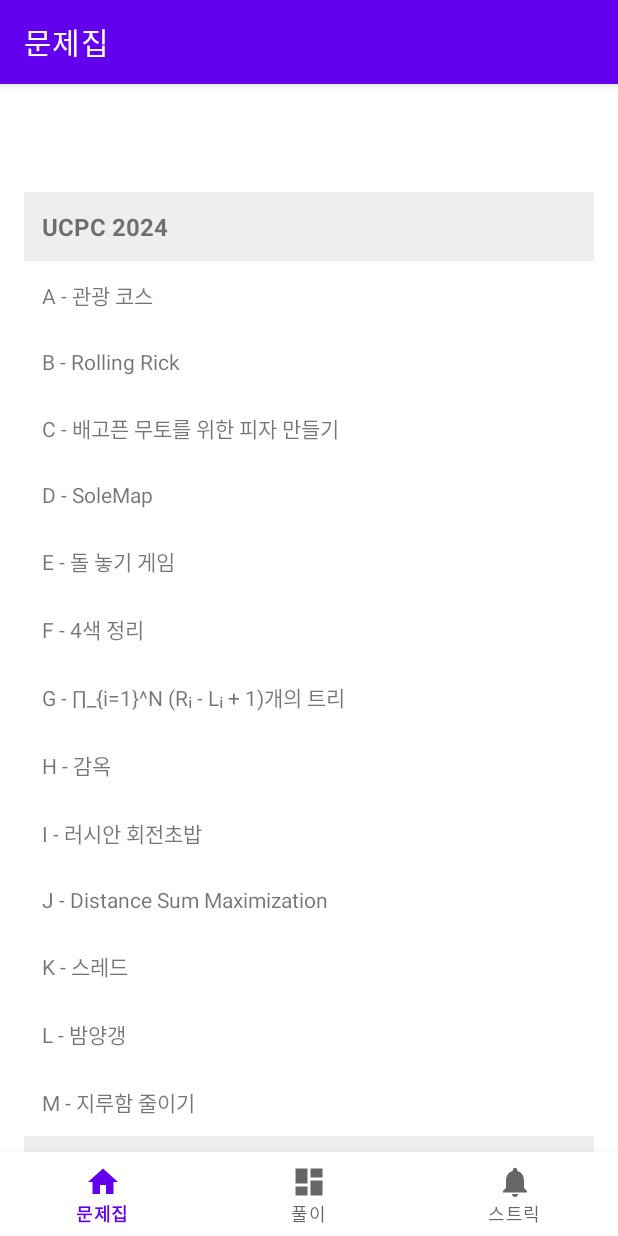
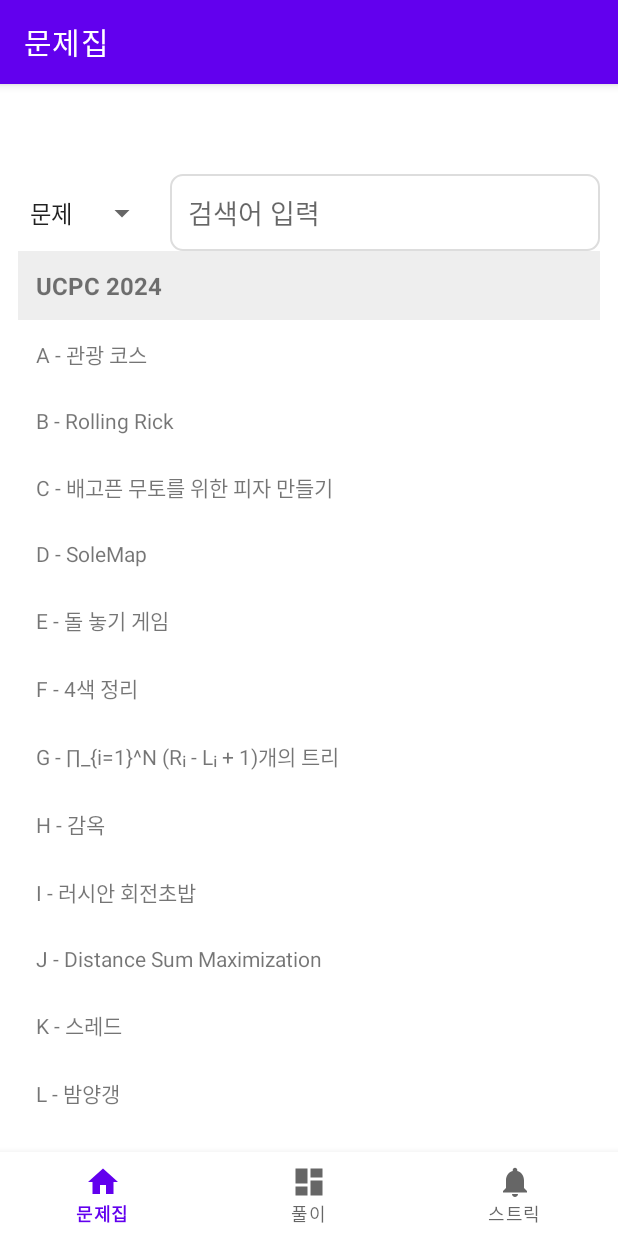
Before and after one commit to mathison0/madcamp1, an Android app: the screen it shows after launch (MainActivity), on a phone screen of 412 x 824 dp. Run offline under Robolectric (Android 15) with nearby library versions, the phone set to English and light mode, and no system bars; our stand-ins replace navigation-ui.

Commit message:
문제집 검색 기능 구현

```diff
--- a/app/src/main/java/com/example/madcamp1/ui/tab1/ProblemListAdapter.kt
+++ b/app/src/main/java/com/example/madcamp1/ui/tab1/ProblemListAdapter.kt
@@ -1,5 +1,6 @@
 package com.example.madcamp1.ui.tab1
 
+import android.util.Log
 import android.view.LayoutInflater
 import android.view.View
 import android.view.ViewGroup
@@ -7,8 +8,12 @@ import android.widget.TextView
 import androidx.recyclerview.widget.RecyclerView
 import com.example.madcamp1.R
 import com.example.madcamp1.data.ProblemListItem
+import com.example.madcamp1.databinding.ItemHeaderBinding
+import com.example.madcamp1.databinding.ItemProblemBinding
 
-class ProblemListAdapter(private val items: List<ProblemListItem>) :
+class ProblemListAdapter(
+    private var items: List<ProblemListItem>,
+    private val onHeaderClick: ((ProblemListItem.Header) -> Unit)? = null) :
     RecyclerView.Adapter<RecyclerView.ViewHolder>() {
 
     companion object {
@@ -25,36 +30,44 @@ class ProblemListAdapter(private val items: List<ProblemListItem>) :
 
     override fun onCreateViewHolder(parent: ViewGroup, viewType: Int): RecyclerView.ViewHolder {
         return if (viewType == TYPE_HEADER) {
-            val view = LayoutInflater.from(parent.context)
-                .inflate(R.layout.item_header, parent, false)
-            HeaderViewHolder(view)
+            val binding = ItemHeaderBinding.inflate(LayoutInflater.from(parent.context), parent, false)
+            HeaderViewHolder(binding)
         } else {
-            val view = LayoutInflater.from(parent.context)
-                .inflate(R.layout.item_problem, parent, false)
-            ItemViewHolder(view)
+            val binding = ItemProblemBinding.inflate(LayoutInflater.from(parent.context), parent, false)
+            ItemViewHolder(binding)
         }
     }
 
     override fun getItemCount() = items.size
 
     override fun onBindViewHolder(holder: RecyclerView.ViewHolder, position: Int) {
+        Log.d("RecyclerView", "onBindViewHolder position=$position, item=${items[position]}")
         when (val item = items[position]) {
             is ProblemListItem.Header -> (holder as HeaderViewHolder).bind(item)
             is ProblemListItem.Item -> (holder as ItemViewHolder).bind(item)
         }
     }
 
-    class HeaderViewHolder(itemView: View) : RecyclerView.ViewHolder(itemView) {
-        private val textView: TextView = itemView.findViewById(R.id.text_header)
+    fun updateList(newList: List<ProblemListItem>) {
+        items = newList
+        notifyDataSetChanged()
+    }
+
+
+    inner class HeaderViewHolder(private val binding: ItemHeaderBinding) :
+        RecyclerView.ViewHolder(binding.root) {
         fun bind(header: ProblemListItem.Header) {
-            textView.text = header.title
+            binding.textViewHeader.text = header.title
+            binding.root.setOnClickListener {
+                onHeaderClick?.invoke(header)  // 클릭 시 콜백 호출
+            }
         }
     }
 
-    class ItemViewHolder(itemView: View) : RecyclerView.ViewHolder(itemView) {
-        private val textView: TextView = itemView.findViewById(R.id.text_problem)
+    class ItemViewHolder(private val binding: ItemProblemBinding) :
+        RecyclerView.ViewHolder(binding.root) {
         fun bind(item: ProblemListItem.Item) {
-            textView.text = item.name
+            binding.textProblem.text = item.name
         }
     }
 }
--- a/app/src/main/java/com/example/madcamp1/ui/tab1/Tab1Fragment.kt
+++ b/app/src/main/java/com/example/madcamp1/ui/tab1/Tab1Fragment.kt
@@ -14,6 +14,11 @@ import com.google.gson.Gson
 import com.google.gson.reflect.TypeToken
 import android.content.Context
 import com.example.madcamp1.data.JsonProblem
+import android.text.TextWatcher
+import android.text.Editable
+import android.util.Log
+import android.widget.ArrayAdapter
+import com.example.madcamp1.R
 
 
 class Tab1Fragment : Fragment() {
@@ -23,6 +28,9 @@ class Tab1Fragment : Fragment() {
     // This property is only valid between onCreateView and
     // onDestroyView.
     private val binding get() = _binding!!
+
+    private lateinit var fullList: List<ProblemListItem>
+    private lateinit var adapter: ProblemListAdapter
 
     // JSON 로드 함수
     private fun loadProblemsFromJson(context: Context): List<ProblemListItem> {
@@ -52,15 +60,84 @@ class Tab1Fragment : Fragment() {
         _binding = FragmentTab1Binding.inflate(inflater, container, false)
         val root: View = binding.root
 
-        // JSON 파싱 후 RecyclerView 세팅
-        val problemList = loadProblemsFromJson(requireContext())
-        val adapter = ProblemListAdapter(problemList)
+        // 전체 리스트 초기화
+        fullList = loadProblemsFromJson(requireContext())
 
+        // 1. 어댑터 설정 시 클릭 리스너 전달
+        adapter = ProblemListAdapter(fullList) { header ->
+            showProblemsUnderHeader(header)
+        }
         binding.recyclerView.layoutManager = LinearLayoutManager(requireContext())
         binding.recyclerView.adapter = adapter
 
+        // 스피너 설정
+        ArrayAdapter.createFromResource(
+            requireContext(),
+            R.array.search_filter_options,
+            android.R.layout.simple_spinner_item
+        ).also { spinnerAdapter ->
+            spinnerAdapter.setDropDownViewResource(android.R.layout.simple_spinner_dropdown_item)
+            binding.spinnerFilter.adapter = spinnerAdapter
+        }
+
+        // 검색 기능
+        binding.editSearch.addTextChangedListener(object : TextWatcher {
+            override fun afterTextChanged(s: Editable?) {
+                val query = s.toString().trim()
+                val selectedOption = binding.spinnerFilter.selectedItem.toString()
+
+                val result = mutableListOf<ProblemListItem>()
+                if (query.isBlank()) {
+                    result.addAll(fullList)
+                } else {
+                    when (selectedOption) {
+                        "문제" -> {
+                            result.addAll(
+                                fullList.filter {
+                                    it is ProblemListItem.Item && it.name.contains(query, ignoreCase = true)
+                                }
+                            )
+                        }
+                        "대회" -> {
+                            result.addAll(
+                                fullList.filter {
+                                    it is ProblemListItem.Header && it.title.contains(query, ignoreCase = true)
+                                }
+                            )
+                        }
+                    }
+                }
+                adapter.updateList(result)
+                Log.d("Tab1Fragment", "업데이트 리스트 크기: ${result.size}")
+            }
+
+            override fun beforeTextChanged(s: CharSequence?, start: Int, count: Int, after: Int) {}
+            override fun onTextChanged(s: CharSequence?, start: Int, before: Int, count: Int) {}
+        })
+
+        adapter.updateList(fullList)
+        Log.d("Tab1Fragment", "초기 리스트 크기: ${fullList.size}")
+
         return root
     }
+
+    private fun showProblemsUnderHeader(selectedHeader: ProblemListItem.Header) {
+        val expandedList = mutableListOf<ProblemListItem>()
+        var inSection = false
+        for (item in fullList) {
+            when (item) {
+                is ProblemListItem.Header -> {
+                    inSection = item.title == selectedHeader.title
+                    if (inSection) expandedList.add(item)
+                }
+                is ProblemListItem.Item -> {
+                    if (inSection) expandedList.add(item)
+                }
+            }
+        }
+        adapter.updateList(expandedList)
+    }
+
 
     override fun onDestroyView() {
         super.onDestroyView()
--- /dev/null
+++ b/app/src/main/res/drawable/search_box_bg.xml
@@ -0,0 +1,10 @@
+<?xml version="1.0" encoding="utf-8"?>
+<shape xmlns:android="http://schemas.android.com/apk/res/android"
+    android:shape="rectangle">
+
+    <solid android:color="#FFFFFF" /> <!-- 배경색: 흰색 -->
+    <corners android:radius="8dp" />  <!-- 모서리 둥글게 -->
+    <stroke
+        android:width="1dp"
+        android:color="#DDDDDD" />     <!-- 테두리 회색 -->
+</shape>
--- a/app/src/main/res/layout/fragment_tab1.xml
+++ b/app/src/main/res/layout/fragment_tab1.xml
@@ -7,14 +7,52 @@
     android:fitsSystemWindows="true"
     tools:context=".ui.tab1.Tab1Fragment">
 
-    <!-- RecyclerView -->
-    <androidx.recyclerview.widget.RecyclerView
-        android:id="@+id/recyclerView"
+    <!-- 드롭다운 + 검색창 -->
+    <LinearLayout
+        android:id="@+id/search_bar_container"
         android:layout_width="0dp"
-        android:layout_height="0dp"
+        android:layout_height="wrap_content"
+        android:orientation="horizontal"
+        android:layout_marginStart="12dp"
+        android:layout_marginEnd="12dp"
+        android:layout_marginTop="4dp"
         app:layout_constraintTop_toTopOf="parent"
         app:layout_constraintStart_toStartOf="parent"
-        app:layout_constraintEnd_toEndOf="parent"
-        app:layout_constraintBottom_toBottomOf="parent"
-        android:layout_margin="16dp" />
+        app:layout_constraintEnd_toEndOf="parent">
+
+        <!-- 검색 기준 선택 스피너 -->
+        <Spinner
+            android:id="@+id/spinner_filter"
+            android:layout_width="wrap_content"
+            android:layout_height="wrap_content"
+            android:entries="@array/search_filter_options"
+            android:layout_marginEnd="8dp"
+            />
+
+        <!-- 검색창 -->
+        <EditText
+            android:id="@+id/edit_search"
+            android:layout_width="0dp"
+            android:layout_height="wrap_content"
+            android:layout_weight="1"
+            android:hint="검색어 입력"
+            android:padding="12dp"
+            android:background="@drawable/search_box_bg"
+            android:imeOptions="actionSearch"
+            android:inputType="text" />
+    </LinearLayout>
+
+        <!-- RecyclerView -->
+        <androidx.recyclerview.widget.RecyclerView
+            android:id="@+id/recyclerView"
+            android:layout_width="0dp"
+            android:layout_height="0dp"
+            android:layout_marginStart="12dp"
+            android:layout_marginEnd="12dp"
+            android:layout_marginBottom="12dp"
+            app:layout_constraintTop_toBottomOf="@id/search_bar_container"
+            app:layout_constraintBottom_toBottomOf="parent"
+            app:layout_constraintStart_toStartOf="parent"
+            app:layout_constraintEnd_toEndOf="parent" />
+
 </androidx.constraintlayout.widget.ConstraintLayout>
--- a/app/src/main/res/layout/item_header.xml
+++ b/app/src/main/res/layout/item_header.xml
@@ -1,8 +1,15 @@
-<TextView xmlns:android="http://schemas.android.com/apk/res/android"
-    android:id="@+id/text_header"
+<?xml version="1.0" encoding="utf-8"?>
+<LinearLayout xmlns:android="http://schemas.android.com/apk/res/android"
     android:layout_width="match_parent"
     android:layout_height="wrap_content"
-    android:padding="12dp"
-    android:textStyle="bold"
-    android:textSize="16sp"
-    android:background="#EEEEEE" />
+    android:orientation="vertical">
+
+    <TextView
+        android:id="@+id/textViewHeader"
+        android:layout_width="match_parent"
+        android:layout_height="wrap_content"
+        android:padding="12dp"
+        android:textStyle="bold"
+        android:textSize="16sp"
+        android:background="#EEEEEE" />
+</LinearLayout>
--- a/app/src/main/res/layout/item_problem.xml
+++ b/app/src/main/res/layout/item_problem.xml
@@ -1,6 +1,13 @@
-<TextView xmlns:android="http://schemas.android.com/apk/res/android"
-    android:id="@+id/text_problem"
+<?xml version="1.0" encoding="utf-8"?>
+<LinearLayout xmlns:android="http://schemas.android.com/apk/res/android"
     android:layout_width="match_parent"
     android:layout_height="wrap_content"
-    android:padding="12dp"
-    android:textSize="14sp" />
+    android:orientation="vertical">
+
+    <TextView
+        android:id="@+id/text_problem"
+        android:layout_width="match_parent"
+        android:layout_height="wrap_content"
+        android:padding="12dp"
+        android:textSize="14sp" />
+</LinearLayout>
--- a/app/src/main/res/values/strings.xml
+++ b/app/src/main/res/values/strings.xml
@@ -3,4 +3,8 @@
     <string name="title_tab1">문제집</string>
     <string name="title_tab2">풀이</string>
     <string name="title_tab3">스트릭</string>
+    <string-array name="search_filter_options">
+        <item>문제</item>
+        <item>대회</item>
+    </string-array>
 </resources>
```
